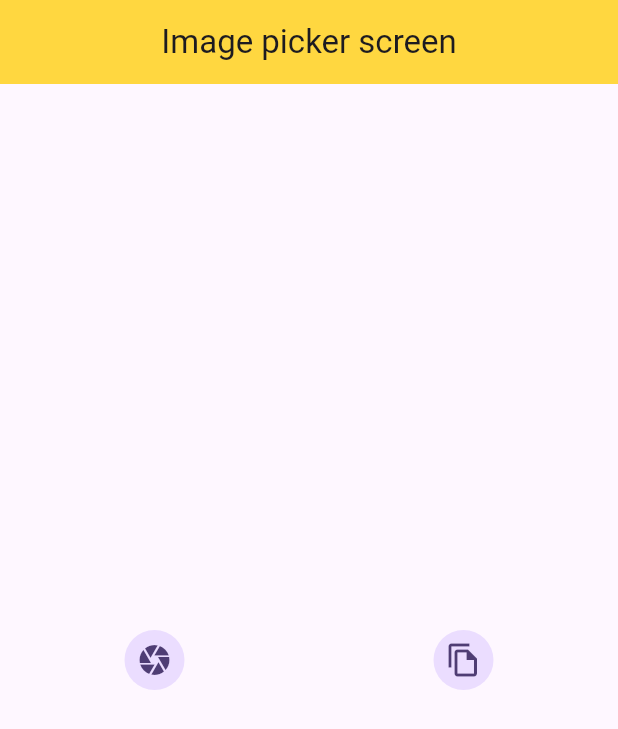
After one commit to fahad686/flutter_bloc_stgmt, a Flutter app: the screen it shows after launch, after a tap on the "camera" icon, on a phone screen of 412 x 824 dp. The commit adds this screen. Shown: the top 729 px of the screen. Run offline on Flutter 3.47's test engine with Material 3 defaults, Android fonts, the phone set to English and light mode, and no system bars; our stand-ins replace audioplayers, bloc, dio, equatable, flutter_bloc, geolocator and 3 more; missing offline and left inert: flutter_sound.

Commit message:
capture form camera and pick  image from gallery with bloc

```diff
--- /dev/null
+++ b/flutter_bloc_series/lib/core/utils/image_picker_util.dart
@@ -0,0 +1,18 @@
+import 'package:image_picker/image_picker.dart';
+
+class ImagePickerUtil{
+
+
+  final ImagePicker picker=ImagePicker();
+
+  //writing function for taking picture from camera
+  Future<XFile?> pickImageFromCamera()async{
+    final XFile? file=await picker.pickImage(source: ImageSource.camera);
+    return file;
+  }
+  //writing function for taking picture from gallery
+  Future<XFile?> pickImageFromGallery()async{
+    final XFile? file=await picker.pickImage(source: ImageSource.gallery);
+    return file;
+  }
+}
--- a/flutter_bloc_series/lib/main.dart
+++ b/flutter_bloc_series/lib/main.dart
@@ -1,10 +1,11 @@
 import 'package:flutter/material.dart';
 import 'package:flutter_bloc/flutter_bloc.dart';
+import 'package:flutter_bloc_series/core/utils/image_picker_util.dart';
 import 'package:flutter_bloc_series/presentation/blocs/counter_bloc/counter_bloc.dart';
 import 'package:flutter_bloc_series/presentation/blocs/switch_example/switch_example_bloc.dart';
+import 'package:flutter_bloc_series/presentation/features/image_picker/Image_picker_bloc/image_picker_bloc.dart';
+import 'package:flutter_bloc_series/presentation/features/image_picker/image_picker_screen.dart';
 import 'package:flutter_bloc_series/presentation/screens/switch_example/switch_exmple_screen.dart';
-import 'package:flutter_bloc_series/presentation/screens/counter_screen.dart';
-import 'package:flutter_bloc_series/presentation/screens/voice_chat_example/voice_chat_screen.dart';
 
 void main() {
   runApp(
@@ -34,6 +35,7 @@ class MyApp extends StatelessWidget {
       providers: [
         BlocProvider(create: (_)=>CounterBloc()),
         BlocProvider(create: (_)=>SwitchExampleBloc()),
+        BlocProvider(create: (_)=>ImagePickerBloc(ImagePickerUtil())),
       ],
       child: MaterialApp(
         debugShowCheckedModeBanner: false,
@@ -42,7 +44,7 @@ class MyApp extends StatelessWidget {
           colorScheme: ColorScheme.fromSeed(seedColor: Colors.deepPurple),
           useMaterial3: true,
         ),
-        home:  ChatScreen(),
+        home:  ImagePickerScreen(),
       ),
     );
   }
--- /dev/null
+++ b/flutter_bloc_series/lib/presentation/features/image_picker/Image_picker_bloc/image_picker_bloc.dart
@@ -0,0 +1,31 @@
+import 'package:bloc/bloc.dart';
+import 'package:flutter_bloc_series/presentation/features/image_picker/Image_picker_bloc/image_picker_event.dart';
+import 'package:flutter_bloc_series/presentation/features/image_picker/Image_picker_bloc/image_picker_state.dart';
+import 'package:image_picker/image_picker.dart';
+
+import '../../../../core/utils/image_picker_util.dart';
+
+class  ImagePickerBloc extends Bloc<ImagePickerEvent,ImagePickerState>{
+
+
+
+
+ final ImagePickerUtil imagePickerUtil;
+
+
+  ImagePickerBloc(this.imagePickerUtil):super(const ImagePickerState()){
+    on<CameraCapture>(cameraCapture);
+    on<GalleryPicker>(galleryPicker);
+  }
+
+  void cameraCapture(CameraCapture event,Emitter<ImagePickerState> states)async{
+    XFile? file=await imagePickerUtil.pickImageFromCamera();
+    emit(state.copyWith(file:file));
+
+  }
+  void galleryPicker(GalleryPicker event,Emitter<ImagePickerState> states)async{
+    XFile? file=await imagePickerUtil.pickImageFromGallery();
+    emit(state.copyWith(file:file));
+
+  }
+}
--- /dev/null
+++ b/flutter_bloc_series/lib/presentation/features/image_picker/Image_picker_bloc/image_picker_event.dart
@@ -0,0 +1,14 @@
+ import 'package:equatable/equatable.dart';
+
+abstract class ImagePickerEvent extends Equatable{
+
+  const ImagePickerEvent();
+
+  @override
+  List<Object> get props=>[];
+}
+
+class CameraCapture extends ImagePickerEvent{}
+
+
+class GalleryPicker extends ImagePickerEvent{}
--- /dev/null
+++ b/flutter_bloc_series/lib/presentation/features/image_picker/Image_picker_bloc/image_picker_state.dart
@@ -0,0 +1,26 @@
+import 'package:equatable/equatable.dart';
+import 'package:image_picker/image_picker.dart';
+
+class ImagePickerState extends Equatable{
+
+  final XFile ?file;
+  const ImagePickerState({this.file});
+
+ // copy  function to   creating new instance
+  ImagePickerState copyWith({
+    XFile ?file
+  }){
+    return ImagePickerState(
+      //passing state to constructor whether if null
+        file: file?? this.file
+    );
+}
+
+  @override
+  // TODO: implement props
+  List<Object?> get props => [file];
+
+
+
+
+}
--- /dev/null
+++ b/flutter_bloc_series/lib/presentation/features/image_picker/image_picker_screen.dart
@@ -0,0 +1,48 @@
+import 'dart:io';
+
+import 'package:flutter/material.dart';
+import 'package:flutter_bloc/flutter_bloc.dart';
+import 'package:flutter_bloc_series/presentation/features/image_picker/Image_picker_bloc/image_picker_bloc.dart';
+import 'package:flutter_bloc_series/presentation/features/image_picker/Image_picker_bloc/image_picker_event.dart';
+import 'package:flutter_bloc_series/presentation/features/image_picker/Image_picker_bloc/image_picker_state.dart';
+
+class ImagePickerScreen extends StatefulWidget {
+  const ImagePickerScreen({super.key});
+
+  @override
+  State<ImagePickerScreen> createState() => _ImagePickerScreenState();
+}
+
+class _ImagePickerScreenState extends State<ImagePickerScreen> {
+  @override
+  Widget build(BuildContext context) {
+    return Scaffold(
+      appBar: AppBar(title: Text("Image picker screen"),centerTitle: true),
+      body: Center(
+        child: BlocBuilder< ImagePickerBloc,ImagePickerState>(builder: (context,state){
+          return state.file==null? Row(
+            children: [
+              Expanded(
+                child: GestureDetector(
+                    onTap: (){
+                      //here we calling function  of camera capture
+                      context.read<ImagePickerBloc>().add(CameraCapture());
+                    },
+                    child: CircleAvatar(child: Icon(Icons.camera),)),
+              ),
+
+              Expanded(
+                child: GestureDetector(
+                    onTap: (){
+                      //here we calling function of  gallery picker
+                      context.read<ImagePickerBloc>().add(GalleryPicker());
+                    },
+                    child: CircleAvatar(child: Icon(Icons.file_copy_outlined),)),
+              ),
+            ],
+          ):Image.file(File(state.file!.path.toString()));
+        }),
+      ),
+    );
+  }
+}
--- a/flutter_bloc_series/pubspec.yaml
+++ b/flutter_bloc_series/pubspec.yaml
@@ -39,7 +39,7 @@ dependencies:
   formz: ^0.7.0
   bloc:
   very_good_analysis: ^3.0.1
-  image_picker:
+  image_picker: ^1.1.2
   flutter_hooks: ^0.18.6
   http:
   dio: ^5.7.0
@@ -51,6 +51,7 @@ dependencies:
   flutter_sound: ^9.2.13
   permission_handler: ^11.0.1
   path_provider: ^2.1.1
+  file_picker: ^10.1.2
 
 dev_dependencies:
   flutter_test:
```
Also changed, not shown: flutter_bloc_series/pubspec.lock, 4 other files.
